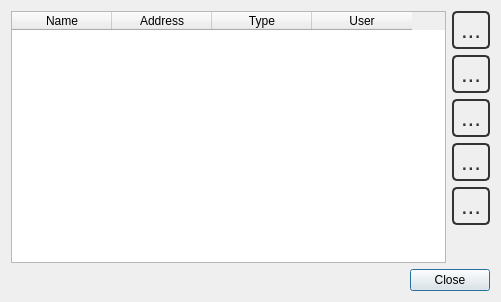
nutjunkie/IQmol, file src/Process/ServerConfigurationListDialog.ui: the form before one commit.
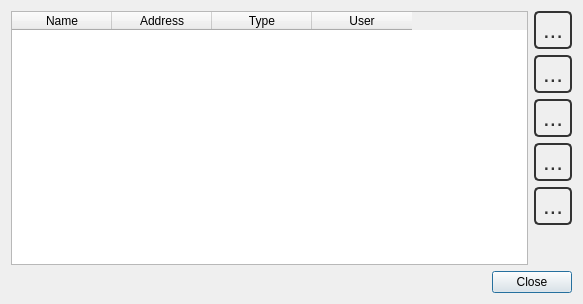
The form after the commit. Icons and pictures are not drawn.

Diff of the .ui file:
```diff
--- a/src/Process/ServerConfigurationListDialog.ui
+++ b/src/Process/ServerConfigurationListDialog.ui
@@ -6,8 +6,8 @@
    <rect>
     <x>0</x>
     <y>0</y>
-    <width>501</width>
-    <height>302</height>
+    <width>583</width>
+    <height>304</height>
    </rect>
   </property>
   <property name="windowTitle">
```
Left out of the diff: 12 changed lines with no effect on the pictures.
